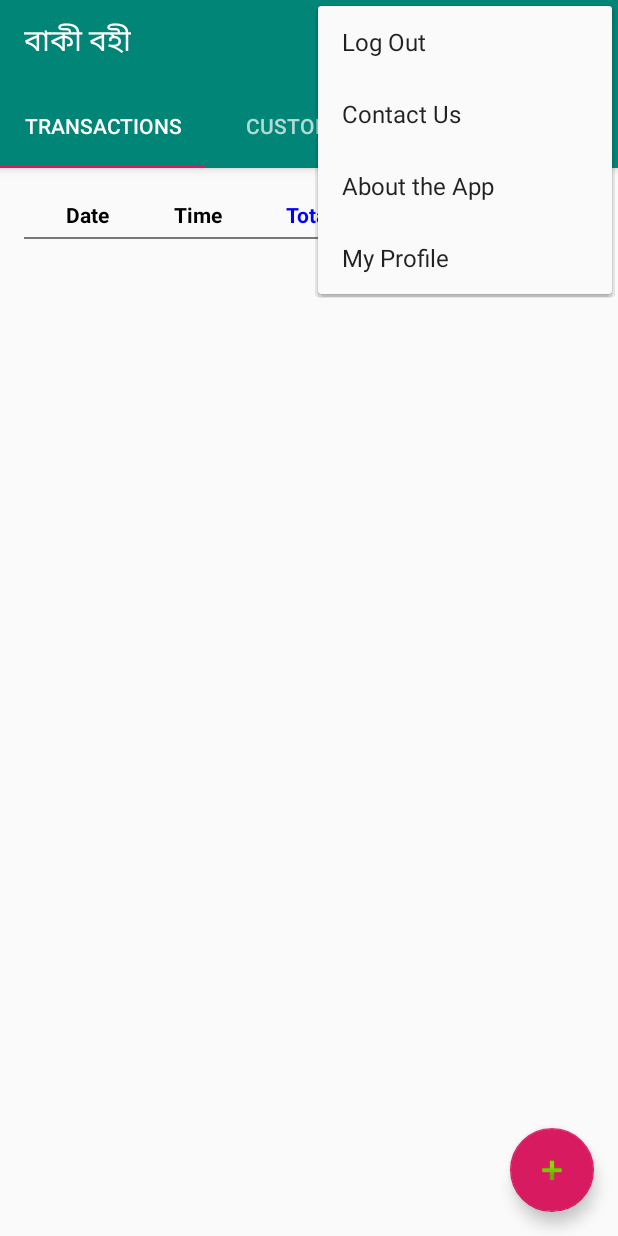
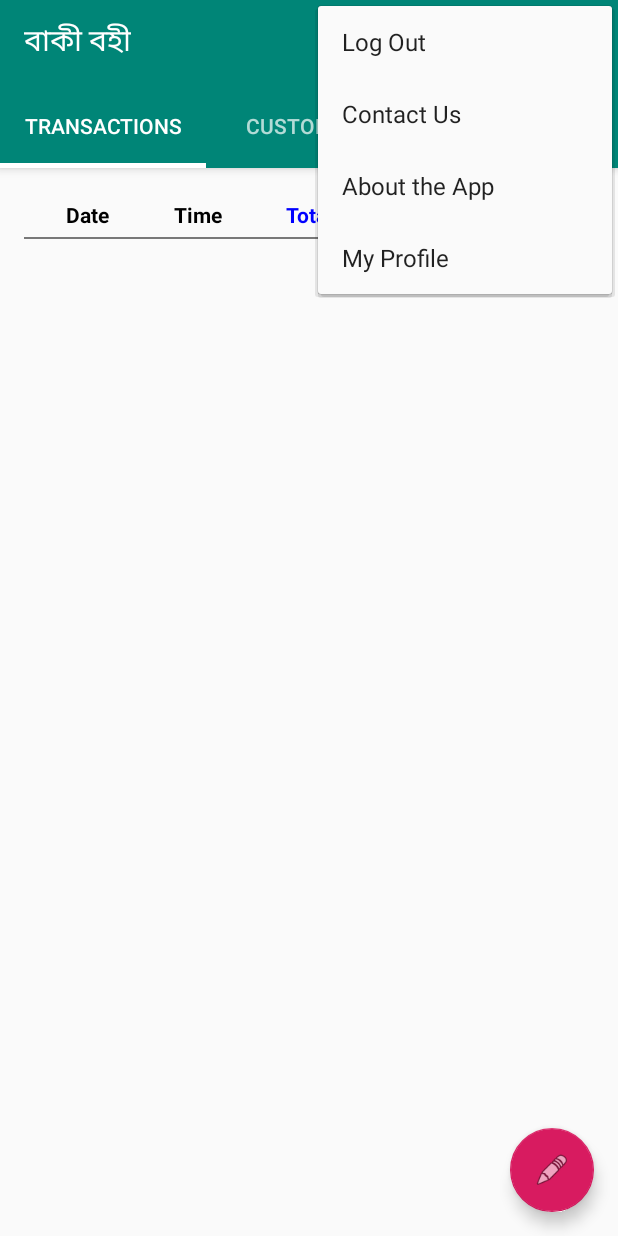
Before and after one commit to pranjaldas/Digital-Ledger-Book, an Android app: the HomeScreen screen opened directly, with no data from a screen before it, with the options menu open, on a phone screen of 412 x 824 dp. Run offline under Robolectric (Android 15) with nearby library versions, the phone set to English and light mode, and no system bars; our stand-ins replace Firebase (no records; nobody signed in at launch, a user with empty details on screens opened directly).

Commit message:
basic changes done

```diff
--- a/app/src/main/java/com/android/example/baki_bohi/customer/AddCustomer.java
+++ b/app/src/main/java/com/android/example/baki_bohi/customer/AddCustomer.java
@@ -6,8 +6,6 @@ import android.net.Uri;
 import android.os.Bundle;
 import android.provider.ContactsContract;
 import android.view.View;
-import android.view.Window;
-import android.view.WindowManager;
 import android.widget.Button;
 import android.widget.EditText;
 import android.widget.Toast;
@@ -39,8 +37,7 @@ public class AddCustomer extends AppCompatActivity {
 
     @Override
     protected void onCreate(Bundle savedInstanceState) {
-        requestWindowFeature(Window.FEATURE_NO_TITLE);
-        getWindow().setFlags(WindowManager.LayoutParams.FLAG_FULLSCREEN, WindowManager.LayoutParams.FLAG_FULLSCREEN);
+
         super.onCreate(savedInstanceState);
 
         mDatabase = FirebaseDatabase.getInstance();
--- a/app/src/main/java/com/android/example/baki_bohi/models/Transaction.java
+++ b/app/src/main/java/com/android/example/baki_bohi/models/Transaction.java
@@ -16,6 +16,7 @@ public class Transaction {
     private String balance; //locally calculated attribute at the time of transaction.
 
     //Constructors
+
     public Transaction() {
         this.customerID = null;
         this.shopKeeperID = null;
--- a/app/src/main/res/layout/activity_home_screen.xml
+++ b/app/src/main/res/layout/activity_home_screen.xml
@@ -22,7 +22,11 @@
             android:id="@+id/home_screen_tab_layout"
             android:layout_width="match_parent"
             android:layout_height="?attr/actionBarSize"
-            android:background="?attr/colorPrimary" />
+            android:background="?attr/colorPrimary"
+            app:tabGravity="fill"
+            app:tabIndicatorColor="@android:color/white"
+            app:tabIndicatorHeight="3dp"
+            app:tabMode="fixed" />
 
     </com.google.android.material.appbar.AppBarLayout>
 
@@ -34,6 +38,6 @@
         android:layout_height="wrap_content"
         android:layout_gravity="bottom|end"
         android:layout_margin="@dimen/fab_margin"
-        app:srcCompat="@android:drawable/ic_input_add" />
+        app:srcCompat="@android:drawable/ic_menu_edit" />
 
 </androidx.coordinatorlayout.widget.CoordinatorLayout>
```
Also changed, not shown: app/src/main/java/com/android/example/baki_bohi/models/TranTest.java (+12 -1 lines), app/src/main/java/com/android/example/baki_bohi/transaction/AddTransaction.java (+2 -5 lines).
